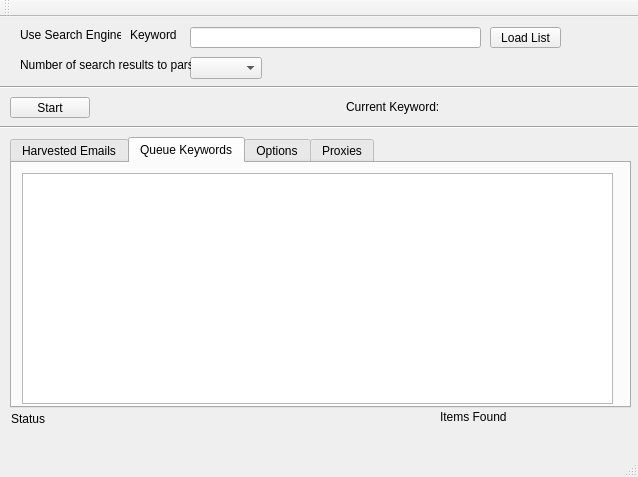
The window that ArtistScraper/mainwindow.ui (titus-shoats/AES) describes before a commit, drawn with Qt 5.
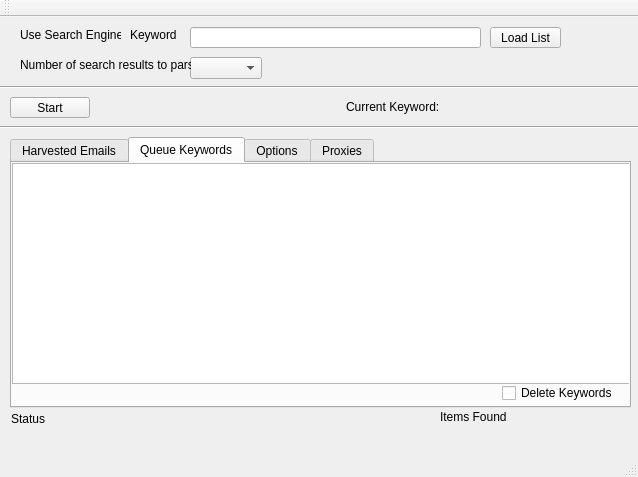
The same window after the commit. The open tabs and pages were chosen to show the change.

Commit message: implemented a checkbox that deletes keywords in keywordlistable, and remove duplicates from emails table

```diff
--- a/ArtistScraper/mainwindow.ui
+++ b/ArtistScraper/mainwindow.ui
@@ -143,13 +143,26 @@
      <attribute name="title">
       <string>Queue Keywords</string>
      </attribute>
+     <widget class="QCheckBox" name="checkBox_Delete_Keywords">
+      <property name="geometry">
+       <rect>
+        <x>490</x>
+        <y>220</y>
+        <width>111</width>
+        <height>20</height>
+       </rect>
+      </property>
+      <property name="text">
+       <string>Delete Keywords</string>
+      </property>
+     </widget>
      <widget class="QTableWidget" name="tableWidget_Keywords_Queue">
       <property name="geometry">
        <rect>
-        <x>10</x>
-        <y>10</y>
-        <width>591</width>
-        <height>231</height>
+        <x>0</x>
+        <y>0</y>
+        <width>621</width>
+        <height>221</height>
        </rect>
       </property>
      </widget>
```
Left out of the diff: 2 changed lines with no effect on the pictures. The commit also changes 9 other files.
